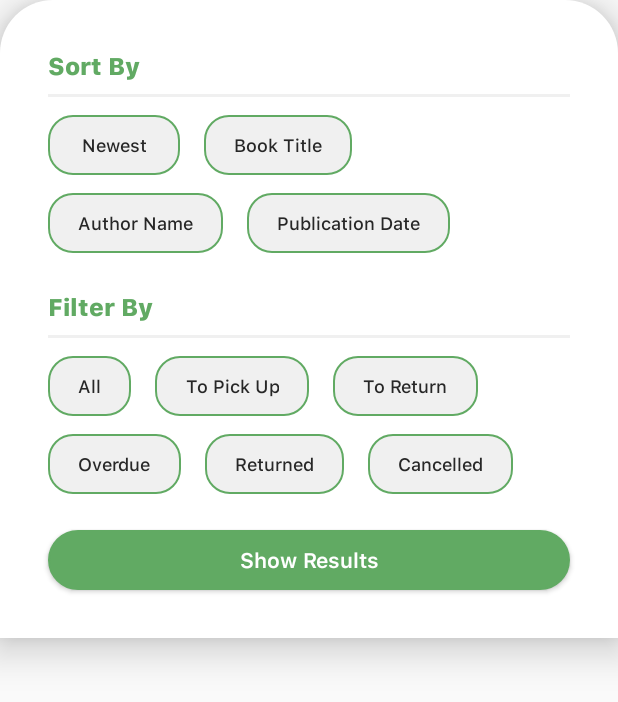
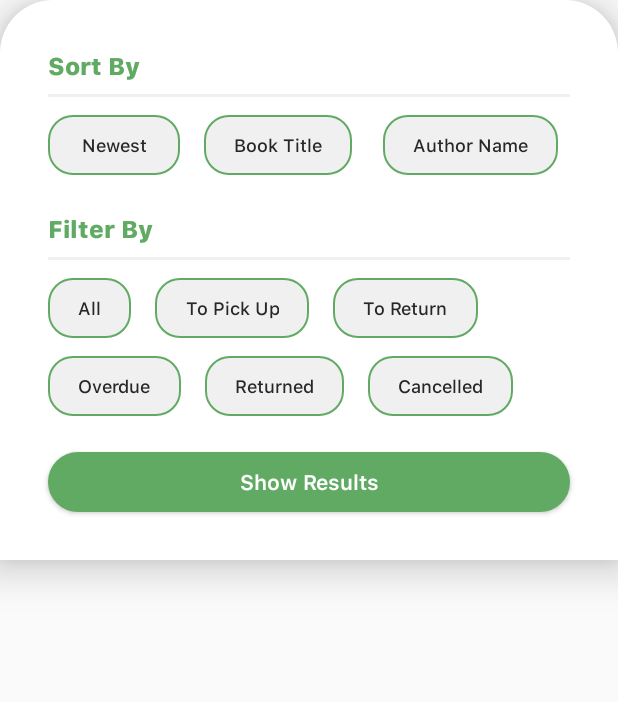
Before and after one commit to ChorusMortis/ArcherBooks, an Android app built with Jetpack Compose: the layout component_mytrans_sort_dialog.xml on its own in the app's theme, with its tools: preview values and no code run, on a phone screen of 412 x 824 dp. Shown: the top 702 px of the screen. Run offline under Robolectric (Android 15) with nearby library versions, the phone set to English and light mode, and no system bars.

Commit message:
My Transactions: fix sort and filter button highlighting in new dialog

```diff
--- a/app/src/main/res/layout/component_mytrans_sort_dialog.xml
+++ b/app/src/main/res/layout/component_mytrans_sort_dialog.xml
@@ -71,7 +71,7 @@
         android:id="@+id/dialog_history_btn_sort_authorname"
         android:layout_width="wrap_content"
         android:layout_height="40dp"
-        android:layout_marginTop="12dp"
+        android:layout_marginStart="12dp"
         android:background="@drawable/style_dialog_button_radius"
         android:paddingStart="20dp"
         android:paddingEnd="20dp"
@@ -81,26 +81,10 @@
         android:textColor="@color/dark_background"
         android:textSize="12sp"
         app:fontFamily="@font/sf_ui_text_medium"
-        app:layout_constraintStart_toStartOf="@+id/dialog_history_btn_sort_newest"
-        app:layout_constraintTop_toBottomOf="@+id/dialog_history_btn_sort_newest" />
-
-    <androidx.appcompat.widget.AppCompatButton
-        android:id="@+id/dialog_history_btn_sort_publidate"
-        android:layout_width="wrap_content"
-        android:layout_height="40dp"
-        android:layout_marginStart="16dp"
-        android:background="@drawable/style_dialog_button_radius"
-        android:paddingStart="20dp"
-        android:paddingEnd="20dp"
-        android:stateListAnimator="@null"
-        android:text="Publication Date"
-        android:textAllCaps="false"
-        android:textColor="@color/dark_background"
-        android:textSize="12sp"
-        app:fontFamily="@font/sf_ui_text_medium"
-        app:layout_constraintBottom_toBottomOf="@+id/dialog_history_btn_sort_authorname"
-        app:layout_constraintStart_toEndOf="@+id/dialog_history_btn_sort_authorname"
-        app:layout_constraintTop_toTopOf="@+id/dialog_history_btn_sort_authorname" />
+        app:layout_constraintBottom_toBottomOf="@+id/dialog_history_btn_sort_title"
+        app:layout_constraintEnd_toEndOf="@+id/view"
+        app:layout_constraintStart_toEndOf="@+id/dialog_history_btn_sort_title"
+        app:layout_constraintTop_toTopOf="@+id/dialog_history_btn_sort_title" />
 
     <androidx.appcompat.widget.AppCompatTextView
         android:id="@+id/dialog_history_tv_header_filter"
```
Also changed, not shown: app/src/main/java/com/mobdeve/s12/mco/TransactionsFragment.kt (+105 -62 lines).
